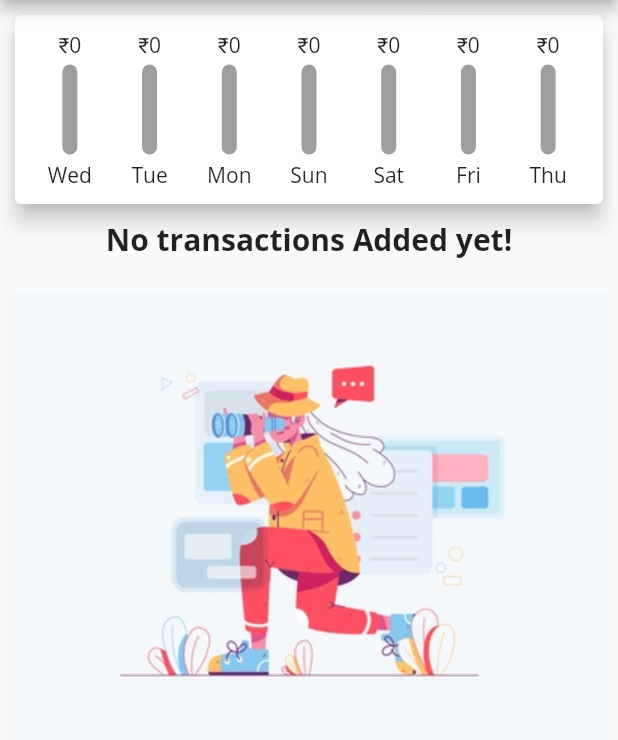
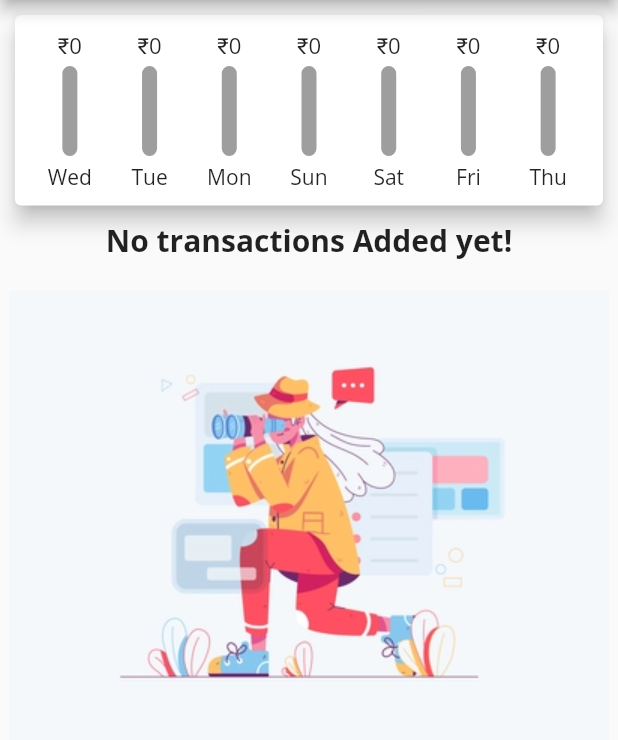
Before and after one commit to nishantnz/expense_tracker_Flutter, a Flutter app: the screen it shows after launch, on a phone screen of 412 x 824 dp, the part 84-824 px from its top. Run offline on Flutter 3.47's test engine with Material 2 defaults, Android fonts, the phone set to English and light mode, and no system bars.

Commit message:
giving a fixed height to amount Text

```diff
--- a/lib/widgets/chart_bar.dart
+++ b/lib/widgets/chart_bar.dart
@@ -15,7 +15,10 @@ class ChartBar extends StatelessWidget {
   Widget build(BuildContext context) {
     return Column(
       children: [
-        FittedBox(child: Text("₹${spendingAmount.toStringAsFixed(0)}")),
+        Container(
+            height: 20,
+            child: FittedBox(
+                child: Text("₹${spendingAmount.toStringAsFixed(0)}"))),
         SizedBox(
           height: 4,
         ),
```
